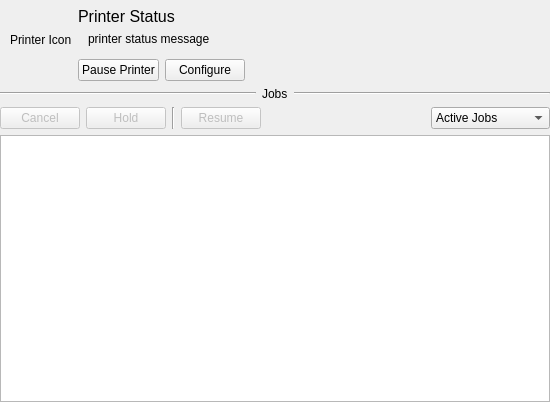
Old version of the form printqueue/PrintQueueUi.ui in the repository KDE/print-manager.
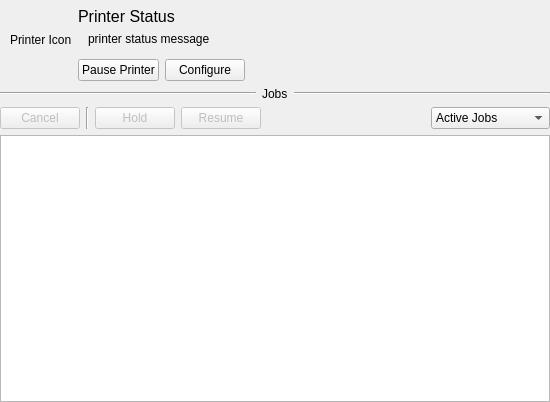
New version of the form. Custom widgets are drawn as their Qt base class.

```diff
--- a/printqueue/PrintQueueUi.ui
+++ b/printqueue/PrintQueueUi.ui
@@ -184,6 +184,13 @@
        </property>
       </widget>
      </item>
+     <item>
+      <widget class="Line" name="line">
+       <property name="orientation">
+        <enum>Qt::Vertical</enum>
+       </property>
+      </widget>
+     </item>
      <item>
       <widget class="QPushButton" name="holdJobPB">
        <property name="enabled">
@@ -194,13 +201,6 @@
        </property>
       </widget>
      </item>
-     <item>
-      <widget class="Line" name="line">
-       <property name="orientation">
-        <enum>Qt::Vertical</enum>
-       </property>
-      </widget>
-     </item>
      <item>
       <widget class="QPushButton" name="resumeJobPB">
        <property name="enabled">
```
